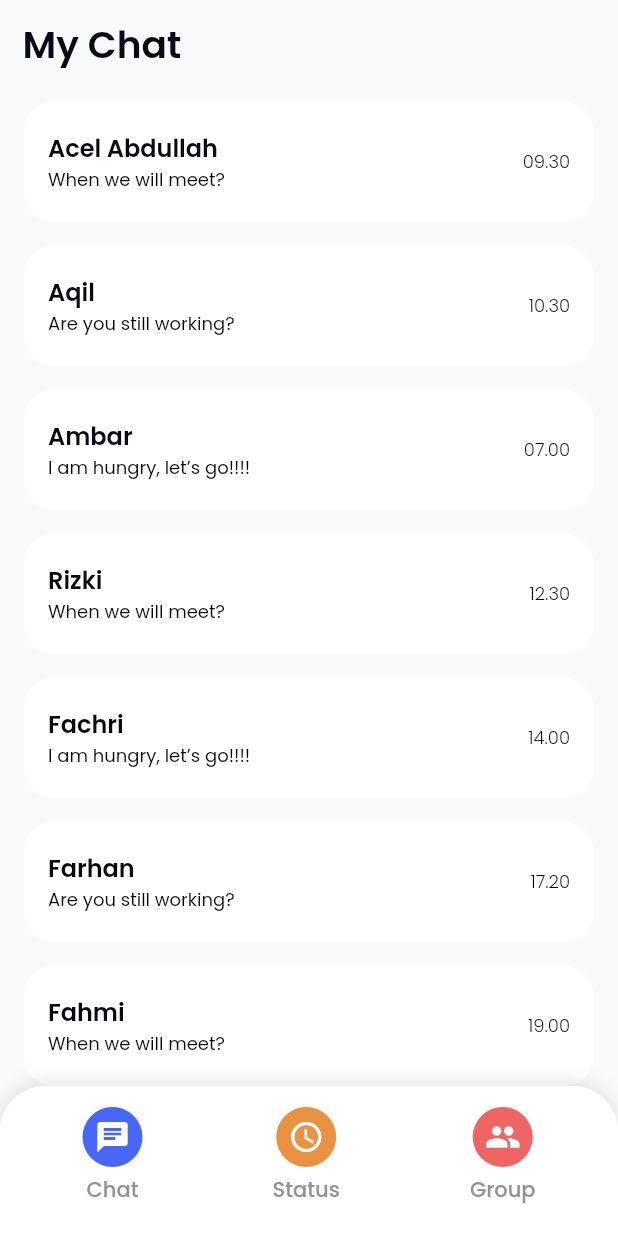
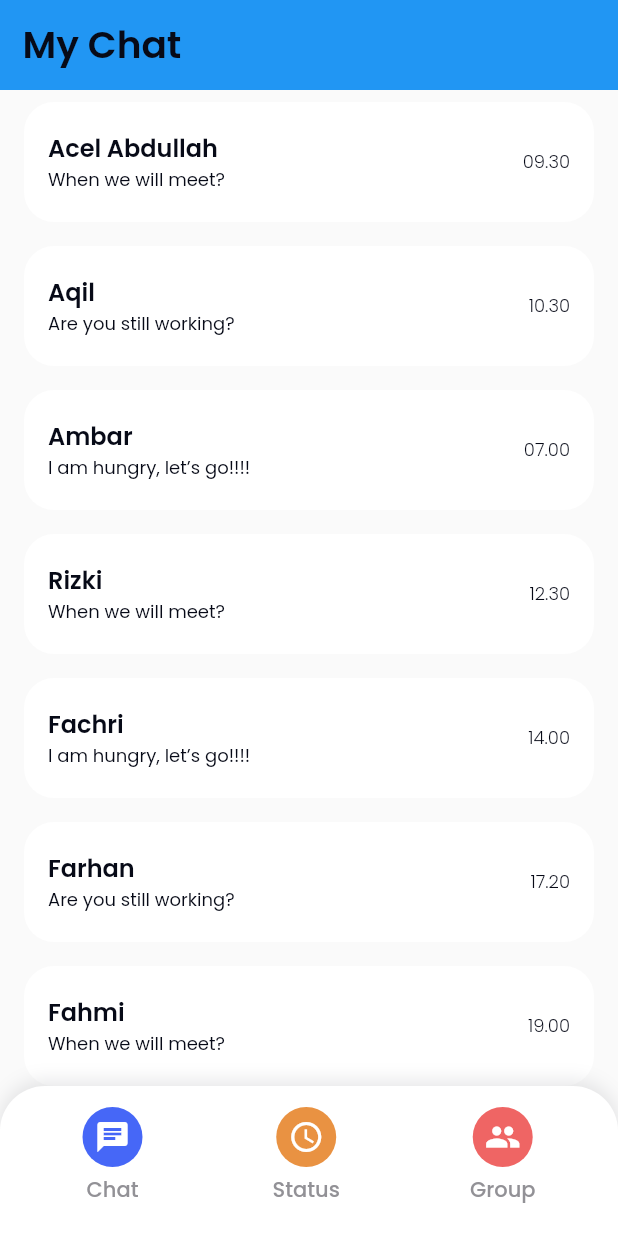
Before and after one commit to ilhamfathoni2/MyChat, a Flutter app: the screen it shows after launch, on a phone screen of 412 x 824 dp. Run offline on Flutter 3.47's test engine with Material 2 defaults, Android fonts, the phone set to English and light mode, and no system bars; our stand-ins replace flutter_bloc, google_fonts.

Commit message:
delete background color

```diff
--- a/lib/main.dart
+++ b/lib/main.dart
@@ -69,7 +69,6 @@ class MyApp extends StatelessWidget {
           slivers: [
             SliverAppBar(
               elevation: 0,
-              backgroundColor: kBgDefaultFlutterColor,
               expandedHeight: 60,
               pinned: true,
               flexibleSpace: Container(
```
